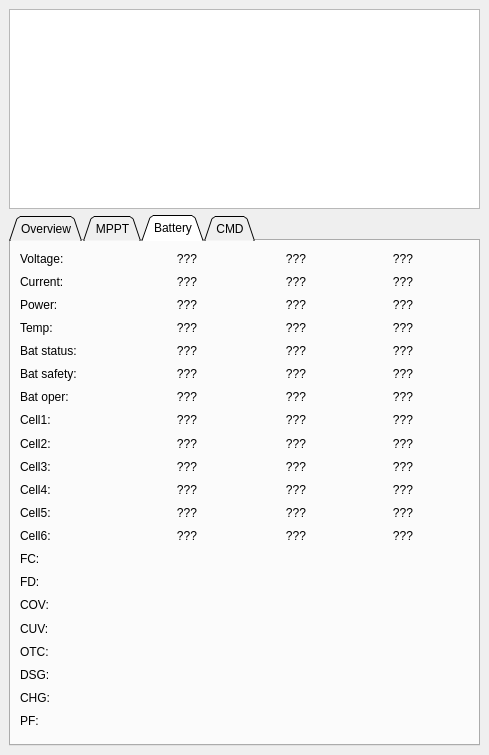
Old version of the form src/ui/EnergyBudget.ui in the repository ethz-asl/qgc_asl.
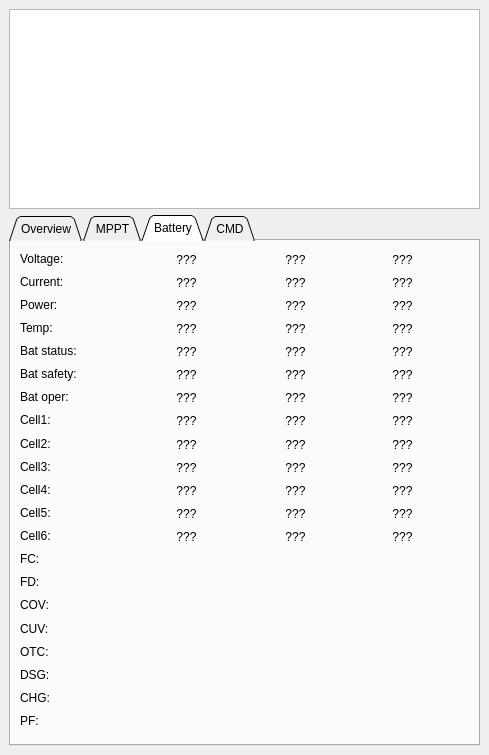
New version of the form. Custom widgets are drawn as their Qt base class.

Commit message: making some space for values displayed in the energy widget

```diff
--- a/src/ui/EnergyBudget.ui
+++ b/src/ui/EnergyBudget.ui
@@ -625,7 +625,7 @@
       <rect>
        <x>9</x>
        <y>9</y>
-       <width>57</width>
+       <width>71</width>
        <height>17</height>
       </rect>
      </property>
@@ -636,10 +636,10 @@
     <widget class="QLabel" name="bat1VLabel">
      <property name="geometry">
       <rect>
-       <x>151</x>
+       <x>130</x>
        <y>9</y>
-       <width>50</width>
-       <height>17</height>
+       <width>91</width>
+       <height>20</height>
       </rect>
      </property>
      <property name="text">
@@ -652,10 +652,10 @@
     <widget class="QLabel" name="bat2VLabel">
      <property name="geometry">
       <rect>
-       <x>260</x>
+       <x>239</x>
        <y>9</y>
-       <width>50</width>
-       <height>17</height>
+       <width>91</width>
+       <height>20</height>
       </rect>
      </property>
      <property name="text">
@@ -668,10 +668,10 @@
     <widget class="QLabel" name="bat3VLabel">
      <property name="geometry">
       <rect>
-       <x>367</x>
+       <x>346</x>
        <y>9</y>
-       <width>50</width>
-       <height>17</height>
+       <width>91</width>
+       <height>20</height>
       </rect>
      </property>
      <property name="text">
@@ -686,7 +686,7 @@
       <rect>
        <x>9</x>
        <y>32</y>
-       <width>56</width>
+       <width>71</width>
        <height>17</height>
       </rect>
      </property>
@@ -697,10 +697,10 @@
     <widget class="QLabel" name="bat1ALabel">
      <property name="geometry">
       <rect>
-       <x>151</x>
+       <x>130</x>
        <y>32</y>
-       <width>50</width>
-       <height>17</height>
+       <width>91</width>
+       <height>20</height>
       </rect>
      </property>
      <property name="text">
@@ -713,10 +713,10 @@
     <widget class="QLabel" name="bat2ALabel">
      <property name="geometry">
       <rect>
-       <x>260</x>
+       <x>239</x>
        <y>32</y>
-       <width>50</width>
-       <height>17</height>
+       <width>91</width>
+       <height>20</height>
       </rect>
      </property>
      <property name="text">
@@ -729,10 +729,10 @@
     <widget class="QLabel" name="bat3ALabel">
      <property name="geometry">
       <rect>
-       <x>367</x>
+       <x>346</x>
        <y>32</y>
-       <width>50</width>
-       <height>17</height>
+       <width>91</width>
+       <height>20</height>
       </rect>
      </property>
      <property name="text">
@@ -747,7 +747,7 @@
       <rect>
        <x>9</x>
        <y>55</y>
-       <width>47</width>
+       <width>61</width>
        <height>17</height>
       </rect>
      </property>
@@ -758,10 +758,10 @@
     <widget class="QLabel" name="bat1PowerLabel">
      <property name="geometry">
       <rect>
-       <x>151</x>
+       <x>130</x>
        <y>55</y>
-       <width>50</width>
-       <height>17</height>
+       <width>91</width>
+       <height>20</height>
       </rect>
      </property>
      <property name="text">
@@ -774,10 +774,10 @@
     <widget class="QLabel" name="bat2PowerLabel">
      <property name="geometry">
       <rect>
-       <x>260</x>
+       <x>239</x>
        <y>55</y>
-       <width>50</width>
-       <height>17</height>
+       <width>91</width>
+       <height>20</height>
       </rect>
      </property>
      <property name="text">
@@ -790,10 +790,10 @@
     <widget class="QLabel" name="bat3PowerLabel">
      <property name="geometry">
       <rect>
-       <x>367</x>
+       <x>346</x>
        <y>55</y>
-       <width>50</width>
-       <height>17</height>
+       <width>91</width>
+       <height>20</height>
       </rect>
      </property>
      <property name="text">
@@ -808,7 +808,7 @@
       <rect>
        <x>9</x>
        <y>78</y>
-       <width>42</width>
+       <width>51</width>
        <height>17</height>
       </rect>
      </property>
@@ -819,10 +819,10 @@
     <widget class="QLabel" name="bat1TempLabel">
      <property name="geometry">
       <rect>
-       <x>151</x>
+       <x>130</x>
        <y>78</y>
-       <width>50</width>
-       <height>17</height>
+       <width>91</width>
+       <height>20</height>
       </rect>
      </property>
      <property name="text">
@@ -835,10 +835,10 @@
     <widget class="QLabel" name="bat2TempLabel">
      <property name="geometry">
       <rect>
-       <x>260</x>
+       <x>239</x>
        <y>78</y>
-       <width>50</width>
-       <height>17</height>
+       <width>91</width>
+       <height>20</height>
       </rect>
      </property>
      <property name="text">
@@ -851,10 +851,10 @@
     <widget class="QLabel" name="bat3TempLabel">
      <property name="geometry">
       <rect>
-       <x>367</x>
+       <x>346</x>
        <y>78</y>
-       <width>50</width>
-       <height>17</height>
+       <width>91</width>
+       <height>20</height>
       </rect>
      </property>
      <property name="text">
@@ -880,10 +880,10 @@
     <widget class="QLabel" name="bat1StatLabel">
      <property name="geometry">
       <rect>
-       <x>151</x>
+       <x>130</x>
        <y>101</y>
-       <width>50</width>
-       <height>17</height>
+       <width>91</width>
+       <height>20</height>
       </rect>
      </property>
      <property name="text">
@@ -896,10 +896,10 @@
     <widget class="QLabel" name="bat2StatLabel">
      <property name="geometry">
       <rect>
-       <x>260</x>
+       <x>239</x>
        <y>101</y>
-       <width>50</width>
-       <height>17</height>
+       <width>91</width>
+       <height>20</height>
       </rect>
      </property>
      <property name="text">
@@ -912,10 +912,10 @@
     <widget class="QLabel" name="bat3StatLabel">
      <property name="geometry">
       <rect>
-       <x>367</x>
+       <x>346</x>
        <y>101</y>
-       <width>50</width>
-       <height>17</height>
+       <width>91</width>
+       <height>20</height>
       </rect>
      </property>
      <property name="text">
@@ -941,10 +941,10 @@
     <widget class="QLabel" name="bat1SafetyLabel">
      <property name="geometry">
       <rect>
-       <x>151</x>
+       <x>130</x>
        <y>124</y>
-       <width>50</width>
-       <height>17</height>
+       <width>91</width>
+       <height>20</height>
       </rect>
      </property>
      <property name="text">
@@ -957,10 +957,10 @@
     <widget class="QLabel" name="bat2SafetyLabel">
      <property name="geometry">
       <rect>
-       <x>260</x>
+       <x>239</x>
        <y>124</y>
-       <width>50</width>
-       <height>17</height>
+       <width>91</width>
+       <height>20</height>
       </rect>
      </property>
      <property name="text">
@@ -973,10 +973,10 @@
     <widget class="QLabel" name="bat3SafetyLabel">
      <property name="geometry">
       <rect>
-       <x>367</x>
+       <x>346</x>
        <y>124</y>
-       <width>50</width>
-       <height>17</height>
+       <width>91</width>
+       <height>20</height>
       </rect>
      </property>
      <property name="text">
@@ -991,7 +991,7 @@
       <rect>
        <x>9</x>
        <y>170</y>
-       <width>38</width>
+       <width>51</width>
        <height>17</height>
       </rect>
      </property>
@@ -1002,10 +1002,10 @@
     <widget class="QLabel" name="bat1Cell1Label">
      <property name="geometry">
       <rect>
-       <x>151</x>
+       <x>130</x>
        <y>170</y>
-       <width>50</width>
-       <height>17</height>
+       <width>91</width>
+       <height>20</height>
       </rect>
      </property>
      <property name="text">
@@ -1018,10 +1018,10 @@
     <widget class="QLabel" name="bat2Cell1Label">
      <property name="geometry">
       <rect>
-       <x>260</x>
+       <x>239</x>
        <y>170</y>
-       <width>50</width>
-       <height>17</height>
+       <width>91</width>
+       <height>20</height>
       </rect>
      </property>
      <property name="text">
@@ -1034,10 +1034,10 @@
     <widget class="QLabel" name="bat3Cell1Label">
      <property name="geometry">
       <rect>
-       <x>367</x>
+       <x>346</x>
        <y>170</y>
-       <width>50</width>
-       <height>17</height>
+       <width>91</width>
+       <height>20</height>
       </rect>
      </property>
      <property name="text">
@@ -1052,7 +1052,7 @@
       <rect>
        <x>9</x>
        <y>194</y>
-       <width>38</width>
+       <width>51</width>
        <height>17</height>
       </rect>
      </property>
@@ -1063,10 +1063,10 @@
     <widget class="QLabel" name="bat1Cell2Label">
      <property name="geometry">
       <rect>
-       <x>151</x>
+       <x>130</x>
        <y>194</y>
-       <width>50</width>
-       <height>17</height>
+       <width>91</width>
+       <height>20</height>
       </rect>
      </property>
      <property name="text">
@@ -1079,10 +1079,10 @@
     <widget class="QLabel" name="bat2Cell2Label">
      <property name="geometry">
       <rect>
-       <x>260</x>
+       <x>239</x>
        <y>194</y>
-       <width>50</width>
-       <height>17</height>
+       <width>91</width>
+       <height>20</height>
       </rect>
      </property>
      <property name="text">
@@ -1095,10 +1095,10 @@
     <widget class="QLabel" name="bat3Cell2Label">
      <property name="geometry">
       <rect>
-       <x>367</x>
+       <x>346</x>
        <y>194</y>
-       <width>50</width>
-       <height>17</height>
+       <width>91</width>
+       <height>20</height>
       </rect>
      </property>
      <property name="text">
@@ -1113,7 +1113,7 @@
       <rect>
        <x>9</x>
        <y>217</y>
-       <width>38</width>
+       <width>51</width>
        <height>17</height>
       </rect>
      </property>
@@ -1124,10 +1124,10 @@
     <widget class="QLabel" name="bat1Cell3Label">
      <property name="geometry">
       <rect>
-       <x>151</x>
+       <x>130</x>
        <y>217</y>
-       <width>50</width>
-       <height>17</height>
+       <width>91</width>
+       <height>20</height>
       </rect>
      </property>
      <property name="text">
@@ -1140,10 +1140,10 @@
     <widget class="QLabel" name="bat2Cell3Label">
      <property name="geometry">
       <rect>
-       <x>260</x>
+       <x>239</x>
        <y>217</y>
-       <width>50</width>
-       <height>17</height>
+       <width>91</width>
+       <height>20</height>
       </rect>
      </property>
      <property name="text">
@@ -1156,10 +1156,10 @@
     <widget class="QLabel" name="bat3Cell3Label">
      <property name="geometry">
       <rect>
-       <x>367</x>
+       <x>346</x>
        <y>217</y>
-       <width>50</width>
-       <height>17</height>
+       <width>91</width>
+       <height>20</height>
       </rect>
      </property>
      <property name="text">
@@ -1174,7 +1174,7 @@
       <rect>
        <x>9</x>
        <y>240</y>
-       <width>38</width>
+       <width>51</width>
        <height>17</height>
       </rect>
      </property>
@@ -1185,10 +1185,10 @@
     <widget class="QLabel" name="bat1Cell4Label">
      <property name="geometry">
       <rect>
-       <x>151</x>
+       <x>130</x>
        <y>240</y>
-       <width>50</width>
-       <height>17</height>
+       <width>91</width>
+       <height>20</height>
       </rect>
      </property>
      <property name="text">
@@ -1201,10 +1201,10 @@
     <widget class="QLabel" name="bat2Cell4Label">
      <property name="geometry">
       <rect>
-       <x>260</x>
+       <x>239</x>
        <y>240</y>
-       <width>50</width>
-       <height>17</height>
+       <width>91</width>
+       <height>20</height>
       </rect>
      </property>
      <property name="text">
@@ -1217,10 +1217,10 @@
     <widget class="QLabel" name="bat3Cell4Label">
      <property name="geometry">
       <rect>
-       <x>367</x>
+       <x>346</x>
        <y>240</y>
-       <width>50</width>
-       <height>17</height>
+       <width>91</width>
+       <height>20</height>
       </rect>
      </property>
      <property name="text">
@@ -1235,7 +1235,7 @@
       <rect>
        <x>9</x>
        <y>263</y>
-       <width>38</width>
+       <width>51</width>
        <height>17</height>
       </rect>
      </property>
@@ -1246,10 +1246,10 @@
     <widget class="QLabel" name="bat1Cell5Label">
      <property name="geometry">
       <rect>
-       <x>151</x>
+       <x>130</x>
        <y>263</y>
-       <width>50</width>
-       <height>17</height>
+       <width>91</width>
+       <height>20</height>
       </rect>
      </property>
      <property name="text">
@@ -1262,10 +1262,10 @@
     <widget class="QLabel" name="bat2Cell5Label">
      <property name="geometry">
       <rect>
-       <x>260</x>
+       <x>239</x>
        <y>263</y>
-       <width>50</width>
-       <height>17</height>
+       <width>91</width>
+       <height>20</height>
       </rect>
      </property>
      <property name="text">
@@ -1278,10 +1278,10 @@
     <widget class="QLabel" name="bat3Cell5Label">
      <property name="geometry">
       <rect>
-       <x>367</x>
+       <x>346</x>
        <y>263</y>
-       <width>50</width>
-       <height>17</height>
+       <width>91</width>
+       <height>20</height>
       </rect>
      </property>
      <property name="text">
@@ -1296,7 +1296,7 @@
       <rect>
        <x>9</x>
        <y>286</y>
-       <width>38</width>
+       <width>51</width>
        <height>17</height>
       </rect>
      </property>
@@ -1307,10 +1307,10 @@
     <widget class="QLabel" name="bat1Cell6Label">
      <property name="geometry">
       <rect>
-       <x>151</x>
+       <x>130</x>
        <y>286</y>
-       <width>50</width>
-       <height>17</height>
+       <width>91</width>
+       <height>20</height>
       </rect>
      </property>
      <property name="text">
@@ -1323,10 +1323,10 @@
     <widget class="QLabel" name="bat2Cell6Label">
      <property name="geometry">
       <rect>
-       <x>260</x>
+       <x>239</x>
        <y>286</y>
-       <width>50</width>
-       <height>17</height>
+       <width>91</width>
+       <height>20</height>
       </rect>
      </property>
      <property name="text">
@@ -1339,10 +1339,10 @@
     <widget class="QLabel" name="bat3Cell6Label">
      <property name="geometry">
       <rect>
-       <x>367</x>
+       <x>346</x>
        <y>286</y>
-       <width>50</width>
-       <height>17</height>
+       <width>91</width>
+       <height>20</height>
       </rect>
      </property>
      <property name="text">
@@ -2011,10 +2011,10 @@
     <widget class="QLabel" name="bat2OperLabel">
      <property name="geometry">
       <rect>
-       <x>260</x>
+       <x>239</x>
        <y>147</y>
-       <width>50</width>
-       <height>17</height>
+       <width>91</width>
+       <height>20</height>
       </rect>
      </property>
      <property name="text">
@@ -2040,10 +2040,10 @@
     <widget class="QLabel" name="bat1OperLabel">
      <property name="geometry">
       <rect>
-       <x>151</x>
+       <x>130</x>
        <y>147</y>
-       <width>50</width>
-       <height>17</height>
+       <width>91</width>
+       <height>20</height>
       </rect>
      </property>
      <property name="text">
@@ -2056,10 +2056,10 @@
     <widget class="QLabel" name="bat3OperLabel">
      <property name="geometry">
       <rect>
-       <x>367</x>
+       <x>346</x>
        <y>147</y>
-       <width>50</width>
-       <height>17</height>
+       <width>91</width>
+       <height>20</height>
       </rect>
      </property>
      <property name="text">
```
Left out of the diff: 6 changed lines with no effect on the pictures.
